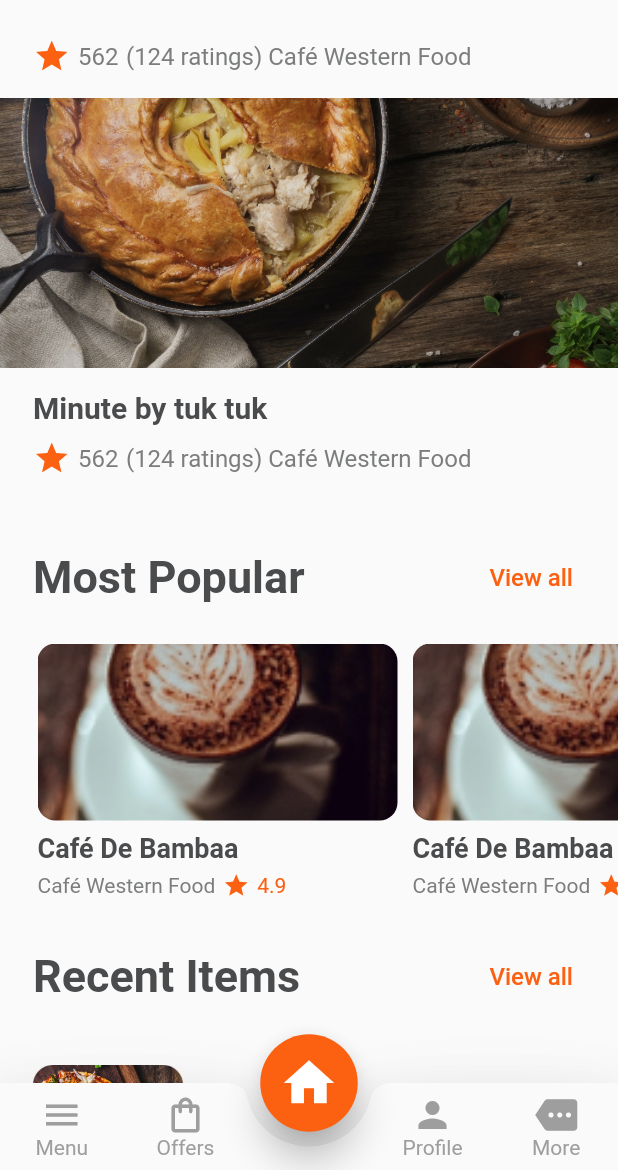
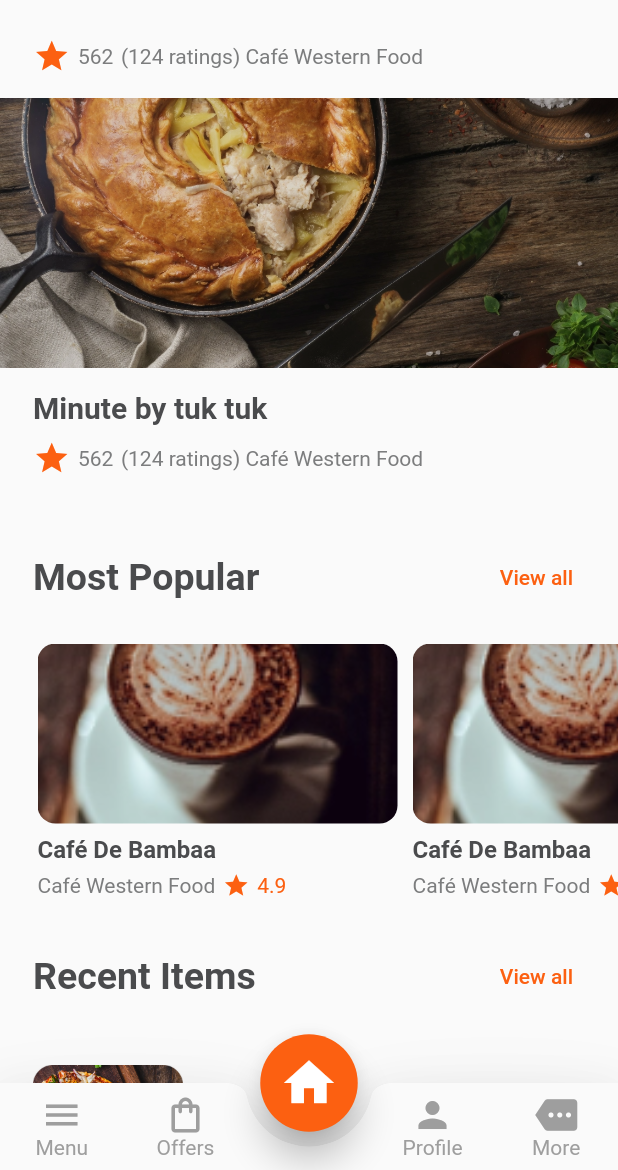
Before and after one commit to Ahedeid/Meal-monkey-App, a Flutter app: the HomeScreen screen opened by its route, scrolled down 1152 dp, on a phone screen of 412 x 824 dp, the part 66-1236 px from its top. Run offline on Flutter 3.47's test engine with Material 2 defaults, Android fonts, the phone set to English and light mode, and no system bars; our stand-ins replace flutter_rating_bar, flutter_svg, shared_preferences; accounts and stored records are empty; project files that could hold a hidden picture were left out.

Commit message:
edit in home screen

```diff
--- a/lib/screens/body_nav_bar/home/home_nav_screen.dart
+++ b/lib/screens/body_nav_bar/home/home_nav_screen.dart
@@ -7,9 +7,6 @@ import 'package:meal_monkey_mobile_project/screens/body_nav_bar/home/widget/cust
 import 'package:meal_monkey_mobile_project/screens/body_nav_bar/home/widget/delivering_to_txt.dart';
 import 'package:meal_monkey_mobile_project/screens/body_nav_bar/home/widget/hedar.dart';
 import 'package:meal_monkey_mobile_project/screens/body_nav_bar/home/widget/search_appbar.dart';
-
-
-
 
 class HomeNavScreen extends StatelessWidget {
   const HomeNavScreen({
@@ -23,19 +20,19 @@ class HomeNavScreen extends StatelessWidget {
         const DeliveringToTxt(),
         const CustomListComp(),
         const SizedBox(height: 15),
-          const SearchBar(),
+        const SearchBarWidget(),
         const SizedBox(height: 18),
         CustomListHoris(),
         const SizedBox(height: 28),
-          HedarName(title: 'Popular Restaurants'),
+        const HeaderName(title: 'Popular Restaurants'),
         const SizedBox(height: 25),
         BodyOffer(),
         const SizedBox(height: 28),
-          HedarName(title: 'Most Popular'),
+        const HeaderName(title: 'Most Popular'),
         const SizedBox(height: 20),
         const CustomListHorisTwo(),
         const SizedBox(height: 28),
-          HedarName(title: 'Recent Items'),
+        const HeaderName(title: 'Recent Items'),
         const SizedBox(height: 20),
         const CustomListViewVerTwo(),
       ],
--- a/lib/screens/body_nav_bar/home/widget/custom_list_comp.dart
+++ b/lib/screens/body_nav_bar/home/widget/custom_list_comp.dart
@@ -1,11 +1,5 @@
-
 import 'package:flutter/material.dart';
-
-import '../../../../util/constant.dart';
-
-
-
-
+import 'package:meal_monkey_mobile_project/util/constant.dart';
 
 
 class CustomListComp extends StatelessWidget {
@@ -16,16 +10,15 @@ class CustomListComp extends StatelessWidget {
   @override
   Widget build(BuildContext context) {
     return const ExpansionTile(
-      // controlAffinity: ListTileControlAffinity.trailing,
-      // childrenPadding: EdgeInsets.all(50),
-        tilePadding: EdgeInsets.only(left: 21, right: 120),
+        // controlAffinity: ListTileControlAffinity.trailing,
+        // childrenPadding: EdgeInsets.all(50),
+        tilePadding: EdgeInsets.symmetric(horizontal: 21),
         title: Text(
           'Current Location',
           style: TextStyle(
-            fontSize: largeTxt,
-            color: Color(primaryTextColor),
-            fontWeight: FontWeight.bold
-          ),
+              fontSize: largeTxt,
+              color: Color(primaryTextColor),
+              fontWeight: FontWeight.bold),
         ));
   }
 }
--- a/lib/screens/body_nav_bar/home/widget/hedar.dart
+++ b/lib/screens/body_nav_bar/home/widget/hedar.dart
@@ -1,18 +1,14 @@
 import 'package:flutter/material.dart';
-
-import '../../../../util/constant.dart';
+import 'package:meal_monkey_mobile_project/util/constant.dart';
 
 
+class HeaderName extends StatelessWidget {
+  final String title;
 
-
-
-class HedarName extends StatelessWidget {
-
-  String title ;
-
-   HedarName({super.key,
+ const HeaderName({
+    super.key,
     required this.title,
-  }) ;
+  });
 
   @override
   Widget build(BuildContext context) {
@@ -21,9 +17,9 @@ class HedarName extends StatelessWidget {
       child: Row(
         mainAxisAlignment: MainAxisAlignment.spaceBetween,
         children: [
-           Text(
-            title ,
-            style: TextStyle(
+          Text(
+            title,
+            style: const TextStyle(
               fontSize: largeTxt,
               color: Color(primaryTextColor),
               fontWeight: FontWeight.bold,
--- a/lib/util/constant.dart
+++ b/lib/util/constant.dart
@@ -9,11 +9,11 @@ const int backGroundColor = 0xffF2F2F2;
 const int textInButtonColor = 0xffFFFFFF;
 
 // Size Text in App
-const double sizeText = 16;
+const double sizeText = 14;
 
-const double mediumTxt = 18;
+const double mediumTxt = 16;
 
-const double largeTxt = 30;
+const double largeTxt = 25;
 
 // Width && Height  Button in App
 const double buttonWidth = double.infinity;
```
Lines whose indentation alone changed are shown as unchanged.
